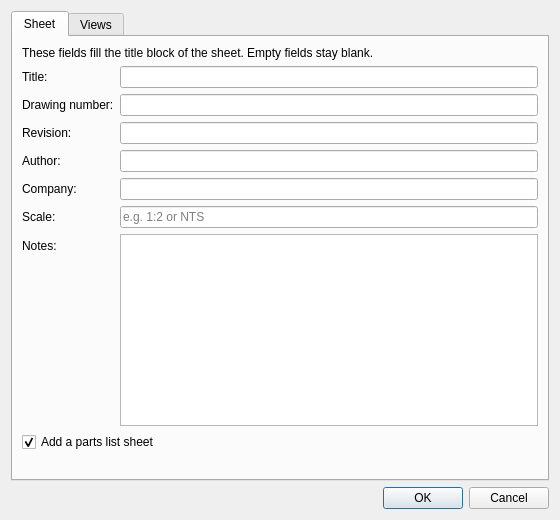
First picture: the form in ui/Pdf3D/Pdf3DExportDialog.ui, repository sharjith/ModelViewer-Qt, before the edit.
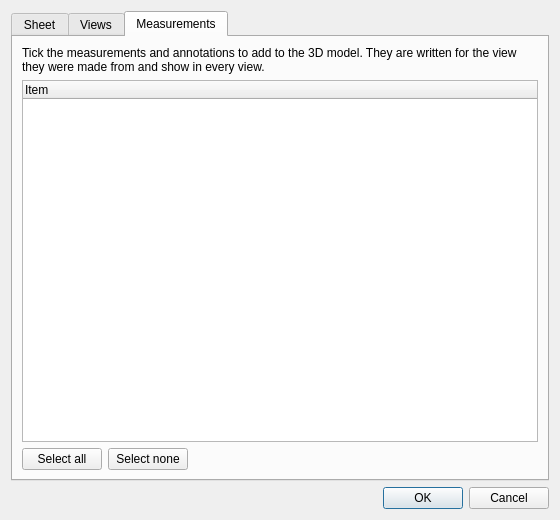
Second picture: the form after the edit. The open tabs and pages were chosen to show the change.

Commit message:
3D PDF: measurements and annotations as nodes of the 3D model
The measurement and annotation overlays get a capture mode that builds one
item's geometry (segments, arrowheads, filled label text) without any OpenGL,
for the view the item was created from (scratch orthographic camera along its
offsetReferenceDir). OverlayToU3d turns each graphic into flat-shaded nodes
(segments become crossed ribbons, a depth bias keeps the letter halo behind
the fill) flagged overlay so they stay out of the parts list. The export
dialog gets a Measurements tab listing the visible items with a checkbox
each.

The edit to the form file:
```diff
--- a/ui/Pdf3D/Pdf3DExportDialog.ui
+++ b/ui/Pdf3D/Pdf3DExportDialog.ui
@@ -223,6 +223,69 @@
        </item>
       </layout>
      </widget>
+     <widget class="QWidget" name="overlayTab">
+      <attribute name="title">
+       <string>Measurements</string>
+      </attribute>
+      <layout class="QVBoxLayout" name="overlayLayout">
+       <item>
+        <widget class="QLabel" name="overlayIntroLabel">
+         <property name="text">
+          <string>Tick the measurements and annotations to add to the 3D model. They are written for the view they were made from and show in every view.</string>
+         </property>
+         <property name="wordWrap">
+          <bool>true</bool>
+         </property>
+        </widget>
+       </item>
+       <item>
+        <widget class="QTreeWidget" name="overlayTree">
+         <property name="rootIsDecorated">
+          <bool>true</bool>
+         </property>
+         <property name="uniformRowHeights">
+          <bool>true</bool>
+         </property>
+         <column>
+          <property name="text">
+           <string>Item</string>
+          </property>
+         </column>
+        </widget>
+       </item>
+       <item>
+        <layout class="QHBoxLayout" name="overlayButtonsLayout">
+         <item>
+          <widget class="QPushButton" name="overlayAllButton">
+           <property name="text">
+            <string>Select all</string>
+           </property>
+          </widget>
+         </item>
+         <item>
+          <widget class="QPushButton" name="overlayNoneButton">
+           <property name="text">
+            <string>Select none</string>
+           </property>
+          </widget>
+         </item>
+         <item>
+          <spacer name="overlayButtonsSpacer">
+           <property name="orientation">
+            <enum>Qt::Horizontal</enum>
+           </property>
+           <property name="sizeHint" stdset="0">
+            <size>
+             <width>40</width>
+             <height>20</height>
+            </size>
+           </property>
+          </spacer>
+         </item>
+        </layout>
+       </item>
+      </layout>
+     </widget>
     </widget>
    </item>
    <item>
```
The commit also changes 17 other files.
